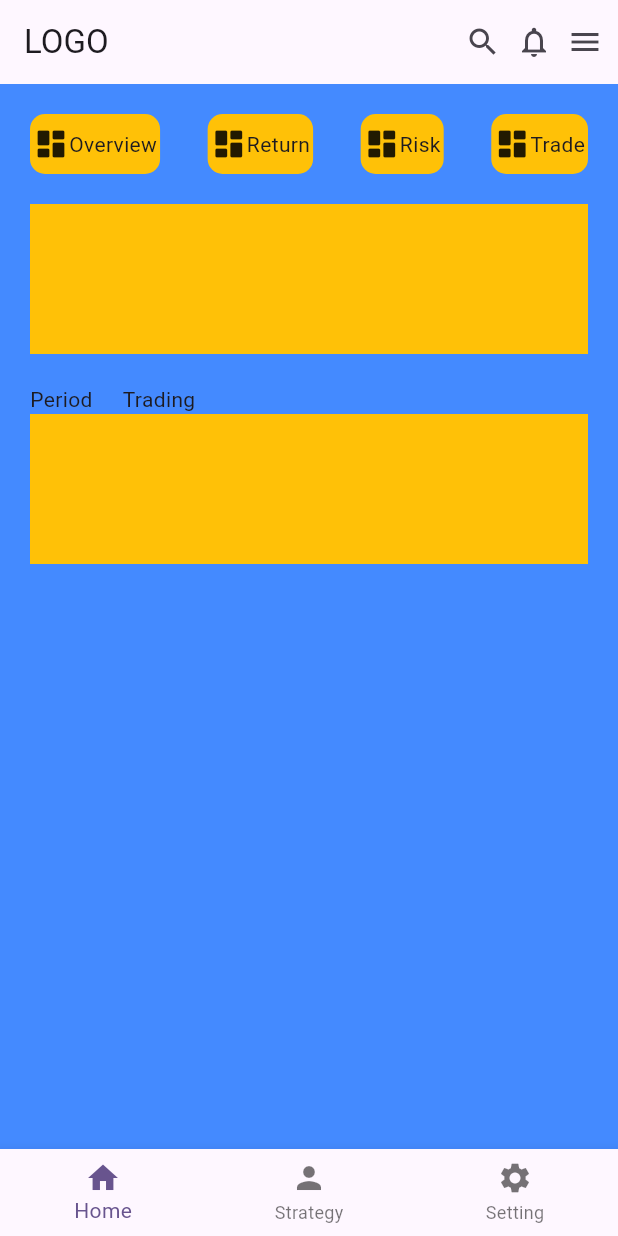
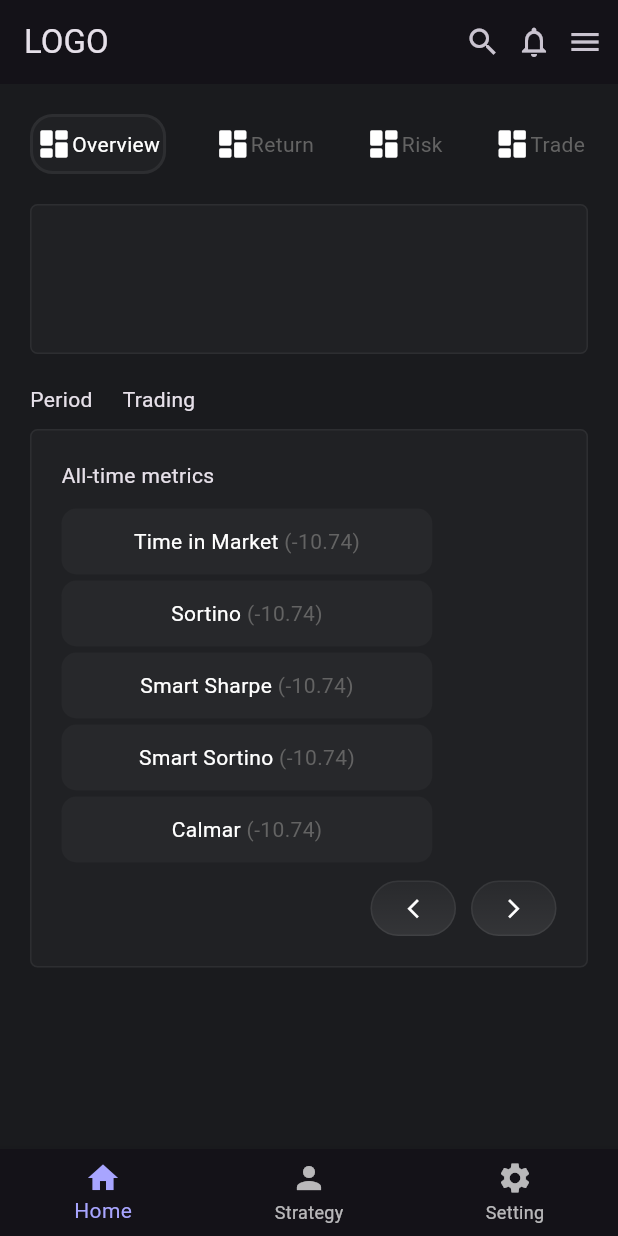
Before and after one commit to Wannabe-King/TradeAppUI, a Flutter app: the screen it shows after launch, on a phone screen of 412 x 824 dp. Run offline on Flutter 3.47's test engine with Material 3 defaults, Android fonts, the phone set to English and light mode, and no system bars; Roboto replaces fonts that are missing (Poppins).

Commit message:
metric container completed

```diff
--- /dev/null
+++ b/lib/app.dart
@@ -0,0 +1,20 @@
+import 'package:flutter/material.dart';
+import 'package:stockportfoliodashboard/screens/home_screen.dart';
+import 'package:stockportfoliodashboard/utils/theme/app_theme.dart';
+
+class App extends StatelessWidget {
+  const App({super.key});
+
+  // This widget is the root of your application.
+  @override
+  Widget build(BuildContext context) {
+    return MaterialApp(
+      debugShowCheckedModeBanner: false,
+      title: 'Flutter Demo',
+      themeMode: ThemeMode.dark,
+      darkTheme: AppThemeX.darkTheme,
+      theme: AppThemeX.lightTheme,
+      home: const HomeScreen(),
+    );
+  }
+}
--- a/lib/main.dart
+++ b/lib/main.dart
@@ -1,22 +1,6 @@
 import 'package:flutter/material.dart';
-import 'package:stockportfoliodashboard/screens/home_screen.dart';
+import 'package:stockportfoliodashboard/app.dart';
 
 void main() {
-  runApp(const MyApp());
+  runApp(const App());
 }
-
-class MyApp extends StatelessWidget {
-  const MyApp({super.key});
-
-  // This widget is the root of your application.
-  @override
-  Widget build(BuildContext context) {
-    return MaterialApp(
-      title: 'Flutter Demo',
-      theme: ThemeData(
-        colorScheme: ColorScheme.fromSeed(seedColor: Colors.deepPurple),
-      ),
-      home: const HomeScreen(),
-    );
-  }
-}
--- a/lib/screens/home_screen.dart
+++ b/lib/screens/home_screen.dart
@@ -1,4 +1,6 @@
 import 'package:flutter/material.dart';
+import 'package:stockportfoliodashboard/utils/constants/colors.dart';
+import 'package:stockportfoliodashboard/utils/metric_item.dart';
 import 'package:stockportfoliodashboard/utils/top_menu_options.dart';
 
 class HomeScreen extends StatefulWidget {
@@ -31,39 +33,149 @@ class _HomeScreenState extends State<HomeScreen> {
       ),
       body: Container(
         padding: EdgeInsets.all(20),
-        color: Colors.blueAccent,
         child: Column(
           children: [
+            //Top Menu
             Row(
               mainAxisAlignment: MainAxisAlignment.spaceBetween,
               children: [
                 TopMenuOptions(
-                  icon: Icon(Icons.dashboard_rounded),
+                  selected: true,
+                  icon: Icons.dashboard_rounded,
                   lable: "Overview",
                 ),
                 TopMenuOptions(
-                  icon: Icon(Icons.dashboard_rounded),
+                  selected: false,
+                  icon: Icons.dashboard_rounded,
                   lable: "Return",
                 ),
                 TopMenuOptions(
-                  icon: Icon(Icons.dashboard_rounded),
+                  selected: false,
+                  icon: Icons.dashboard_rounded,
                   lable: "Risk",
                 ),
                 TopMenuOptions(
-                  icon: Icon(Icons.dashboard_rounded),
+                  selected: false,
+                  icon: Icons.dashboard_rounded,
                   lable: "Trade",
                 ),
               ],
             ),
             SizedBox(height: 20),
-            Container(height: 100, color: Colors.amber),
+
+            //Graph Container
+            Container(
+              height: 100,
+              decoration: BoxDecoration(
+                color: ColorX.hueColor,
+                border: Border.all(color: ColorX.borderColor, width: 1),
+                borderRadius: BorderRadius.circular(5),
+              ),
+            ),
             SizedBox(height: 20),
+
             Row(spacing: 20, children: [Text("Period"), Text("Trading")]),
-            Container(height: 100, color: Colors.amber),
+            SizedBox(height: 10),
+
+            // Metric Container
+            Container(
+              padding: EdgeInsets.all(20),
+              decoration: BoxDecoration(
+                color: ColorX.hueColor,
+                border: Border.all(color: ColorX.borderColor, width: 1),
+                borderRadius: BorderRadius.circular(5),
+              ),
+
+              width: MediaQuery.of(context).size.width,
+              child: Column(
+                crossAxisAlignment: CrossAxisAlignment.start,
+                children: [
+                  Text("All-time metrics"),
+                  Container(
+                    width: MediaQuery.of(context).size.width * 0.6,
+                    padding: EdgeInsets.symmetric(vertical: 10),
+
+                    // child: Column(
+                    //   children: [
+                    //     MetricItem(lable: "Total Trades ", data: '-10.74'),
+                    //     MetricItem(lable: "Total Volume ", data: '-10.74'),
+                    //     MetricItem(
+                    //       lable: "Average Holding Period ",
+                    //       data: '-10.74',
+                    //     ),
+                    //     MetricItem(
+                    //       lable: "Avg Loss/Avg Profit ",
+                    //       data: '-10.74',
+                    //     ),
+                    //     MetricItem(lable: "Profit Factor ", data: '-10.74'),
+                    //   ],
+                    // ),
+                    child: Column(
+                      children: [
+                        MetricItem(lable: "Time in Market ", data: '-10.74'),
+                        MetricItem(lable: "Sortino ", data: '-10.74'),
+                        MetricItem(lable: "Smart Sharpe ", data: '-10.74'),
+                        MetricItem(lable: "Smart Sortino ", data: '-10.74'),
+                        MetricItem(lable: "Calmar ", data: '-10.74'),
+                      ],
+                    ),
+                    // child: Column(
+                    //   children: [
+                    //     MetricItem(lable: "Treynor ", data: '-10.74'),
+                    //     MetricItem(lable: "VaR ", data: '-10.74'),
+                    //     MetricItem(
+                    //       lable: "cVaR ",
+                    //       data: '-10.74',
+                    //     ),
+                    //     MetricItem(
+                    //       lable: "Average Drawdown ",
+                    //       data: '-10.74',
+                    //     ),
+                    //     MetricItem(lable: "Average DD length ", data: '-10.74'),
+                    //   ],
+                    // ),
+                  ),
+                  Row(
+                    mainAxisAlignment: MainAxisAlignment.end,
+                    children: [
+                      Container(
+                        margin: EdgeInsets.only(right: 10),
+                        padding: EdgeInsets.symmetric(
+                          vertical: 10,
+                          horizontal: 20,
+                        ),
+                        decoration: BoxDecoration(
+                          gradient: ColorX.buttonGradient,
+                          border: Border.all(color: ColorX.borderColor),
+                          borderRadius: BorderRadius.circular(20),
+                        ),
+                        child: Icon(
+                          size: 15,
+                          Icons.arrow_back_ios_new_outlined,
+                        ),
+                      ),
+                      Container(
+                        padding: EdgeInsets.symmetric(
+                          vertical: 10,
+                          horizontal: 20,
+                        ),
+                        decoration: BoxDecoration(
+                          gradient: ColorX.buttonGradient,
+                          border: Border.all(color: ColorX.borderColor),
+                          borderRadius: BorderRadius.circular(20),
+                        ),
+                        child: Icon(size: 15, Icons.arrow_forward_ios_outlined),
+                      ),
+                    ],
+                  ),
+                ],
+              ),
+            ),
           ],
         ),
       ),
       bottomNavigationBar: BottomNavigationBar(
+        selectedItemColor: ColorX.secondaryColor,
         items: [
           BottomNavigationBarItem(icon: Icon(Icons.home), label: "Home"),
           BottomNavigationBarItem(icon: Icon(Icons.person), label: "Strategy"),
--- /dev/null
+++ b/lib/utils/constants/colors.dart
@@ -0,0 +1,28 @@
+import 'package:flutter/rendering.dart';
+
+class ColorX {
+  ColorX._();
+
+  //Background Colors
+  static const Color backgroundColor = Color(0xFF14161B);
+  static const Color primaryColor = Color(0xFF1A1B1E);
+  static const Color secondaryColor = Color(0xFFA8A5FF);
+  static const Color hueColor = Color.fromRGBO(255, 255, 255, 0.025);
+  static const Color hueMetricColor = Color.fromRGBO(255, 255, 255, 0.03);
+  static const Color borderColor = Color.fromRGBO(255, 255, 255, 0.06);
+  static const Color borderMetricColor = Color.fromRGBO(255, 255, 255, 0.03);
+
+  // Gradient Colors
+  static const Gradient buttonGradient = LinearGradient(
+    begin: Alignment.topCenter,
+    end: Alignment.bottomCenter,
+    colors: [
+      Color.fromRGBO(255, 255, 255, 0.04),
+      Color.fromRGBO(255, 255, 255, 0.09),
+    ],
+  );
+
+  //Text Colors
+  static const Color primaryTextColor = Color(0xFFFFFFFF);
+  static const Color secondaryTextColor = Color(0xFF636363);
+}
--- /dev/null
+++ b/lib/utils/metric_item.dart
@@ -0,0 +1,28 @@
+import 'package:flutter/material.dart';
+import 'package:stockportfoliodashboard/utils/constants/colors.dart';
+
+class MetricItem extends StatelessWidget {
+  final String lable;
+  final String data;
+
+  const MetricItem({super.key, required this.lable, required this.data});
+
+  @override
+  Widget build(BuildContext context) {
+    return Container(
+      margin: EdgeInsets.symmetric(vertical: 2),
+      padding: EdgeInsets.symmetric(vertical: 12),
+      decoration: BoxDecoration(
+        color: ColorX.hueMetricColor,
+        borderRadius: BorderRadius.circular(10),
+      ),
+      child: Row(
+        mainAxisAlignment: MainAxisAlignment.center,
+        children: [
+          Text(lable, style: TextStyle(color: ColorX.primaryTextColor)),
+          Text('($data)', style: TextStyle(color: ColorX.secondaryTextColor)),
+        ],
+      ),
+    );
+  }
+}
--- /dev/null
+++ b/lib/utils/theme/app_theme.dart
@@ -0,0 +1,17 @@
+import 'package:flutter/material.dart';
+import 'package:stockportfoliodashboard/utils/constants/colors.dart';
+import 'package:stockportfoliodashboard/utils/theme/custom_theme/text_theme.dart';
+
+class AppThemeX {
+  AppThemeX._();
+
+  static ThemeData lightTheme = ThemeData();
+  static ThemeData darkTheme = ThemeData(
+    useMaterial3: true,
+    fontFamily: "Poppins",
+    brightness: Brightness.dark,
+    primaryColor: ColorX.backgroundColor,
+    scaffoldBackgroundColor: ColorX.primaryColor,
+    textTheme: TextThemeX.darkTextTheme,
+  );
+}
--- /dev/null
+++ b/lib/utils/theme/custom_theme/text_theme.dart
@@ -0,0 +1,10 @@
+import 'package:flutter/material.dart';
+
+class TextThemeX {
+  TextThemeX._();
+
+  static TextTheme lightTextTheme = TextTheme();
+  static TextTheme darkTextTheme = TextTheme(
+
+  );
+}
--- a/lib/utils/top_menu_options.dart
+++ b/lib/utils/top_menu_options.dart
@@ -1,21 +1,50 @@
 import 'package:flutter/material.dart';
+import 'package:stockportfoliodashboard/utils/constants/colors.dart';
 
 class TopMenuOptions extends StatelessWidget {
-  final Widget icon;
+  final IconData icon;
   final String lable;
+  final bool selected;
+  final Function()? onClick;
 
-  const TopMenuOptions({super.key, required this.icon, required this.lable});
+  const TopMenuOptions({
+    super.key,
+    required this.icon,
+    required this.lable,
+    required this.selected,
+    this.onClick,
+  });
 
   @override
   Widget build(BuildContext context) {
-    return Container(
-      height: 40,
-      padding: EdgeInsets.all(2),
-      decoration: BoxDecoration(
-        borderRadius: BorderRadius.circular(10),
-        color: Colors.amber,
+    return GestureDetector(
+      onTap: onClick,
+      child: Container(
+        height: 40,
+        padding: EdgeInsets.all(2),
+        decoration:
+            selected
+                ? BoxDecoration(
+                  border: Border.all(color: ColorX.borderColor, width: 2),
+                  borderRadius: BorderRadius.circular(15),
+                  color: ColorX.hueColor,
+                )
+                : null,
+        child: Row(
+          children: [
+            Icon(icon),
+            Text(
+              lable,
+              style: TextStyle(
+                color:
+                    selected
+                        ? ColorX.primaryTextColor
+                        : ColorX.secondaryTextColor,
+              ),
+            ),
+          ],
+        ),
       ),
-      child: Row(children: [icon, Text(lable)]),
     );
   }
 }
```
